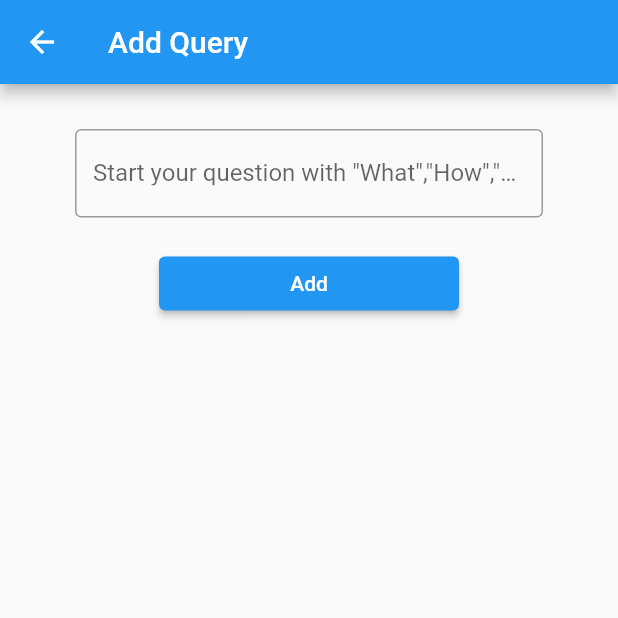
After one commit to Aman-11381/TietForum, a Flutter app: the ForumPage screen opened directly, after a tap on the "add" icon, on a phone screen of 412 x 824 dp, the top half of it. The commit adds this screen. Run offline on Flutter 3.47's test engine with Material 2 defaults, Android fonts, the phone set to English and light mode, and no system bars.

Commit message:
implement-add-query

```diff
--- a/lib/views/forum.dart
+++ b/lib/views/forum.dart
@@ -1,5 +1,6 @@
 import 'package:flutter/material.dart';
 import 'package:tiet_forum/data/forum_data.dart';
+import 'package:tiet_forum/views/post_query.dart';
 
 class ForumPage extends StatefulWidget {
   const ForumPage({Key? key}) : super(key: key);
@@ -42,6 +43,15 @@ class _ForumPageState extends State<ForumPage> {
             ],
           ),
         ),
+        floatingActionButton: FloatingActionButton(
+          onPressed: () {
+            Navigator.push(
+              context,
+              MaterialPageRoute(builder: (context) => PostQuery()),
+            );
+          },
+          child: Icon(Icons.add),
+        ),
         body: SingleChildScrollView(
             child: Padding(
           padding: const EdgeInsets.symmetric(vertical: 10.0, horizontal: 15.0),
--- /dev/null
+++ b/lib/views/post_query.dart
@@ -0,0 +1,47 @@
+import 'package:flutter/material.dart';
+
+class PostQuery extends StatefulWidget {
+  const PostQuery({Key? key}) : super(key: key);
+
+  @override
+  _PostQueryState createState() => _PostQueryState();
+}
+
+class _PostQueryState extends State<PostQuery> {
+  @override
+  Widget build(BuildContext context) {
+    return Scaffold(
+      appBar: AppBar(
+        title: Text('Add Query'),
+      ),
+      body: SingleChildScrollView(
+        child: Padding(
+          padding: const EdgeInsets.symmetric(vertical: 30.0, horizontal: 50.0),
+          child: Container(
+            child: Column(
+              children: [
+                TextField(
+                  decoration: InputDecoration(
+                    labelText:
+                        'Start your question with "What","How","Why",etc.',
+                    border: OutlineInputBorder(),
+                  ),
+                ),
+                SizedBox(
+                  height: 20,
+                ),
+                SizedBox(
+                  width: 200.0,
+                  child: ElevatedButton(
+                    onPressed: () {},
+                    child: Text('Add'),
+                  ),
+                ),
+              ],
+            ),
+          ),
+        ),
+      ),
+    );
+  }
+}
```
